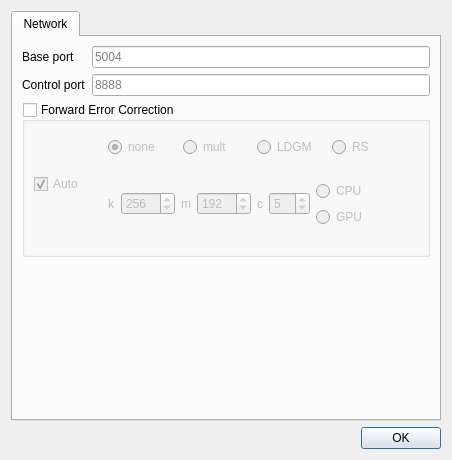
First picture: the form in gui/QT/ui/settings.ui, repository CESNET/UltraGrid, before the edit.
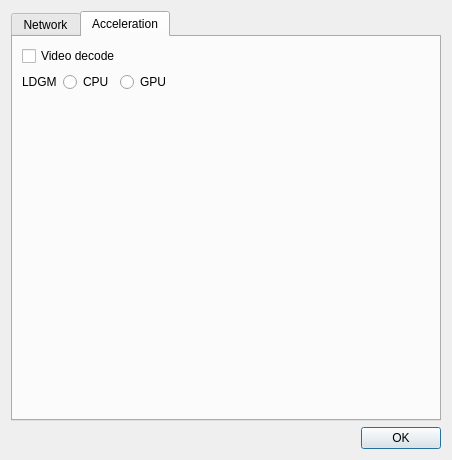
Second picture: the form after the edit. The open tabs and pages were chosen to show the change.

Commit message: GUI: Settings add acceleration tab

Diff of the .ui file:
```diff
--- a/gui/QT/ui/settings.ui
+++ b/gui/QT/ui/settings.ui
@@ -304,27 +304,6 @@
                      </property>
                     </widget>
                    </item>
-                   <item>
-                    <layout class="QVBoxLayout" name="verticalLayout_4">
-                     <property name="rightMargin">
-                      <number>5</number>
-                     </property>
-                     <item>
-                      <widget class="QRadioButton" name="ldgmAdvCpuRadio">
-                       <property name="text">
-                        <string>CPU</string>
-                       </property>
-                      </widget>
-                     </item>
-                     <item>
-                      <widget class="QRadioButton" name="ldgmAdvGpuRadio">
-                       <property name="text">
-                        <string>GPU</string>
-                       </property>
-                      </widget>
-                     </item>
-                    </layout>
-                   </item>
                   </layout>
                  </widget>
                  <widget class="QWidget" name="page_2">
@@ -402,6 +381,45 @@
        </item>
       </layout>
      </widget>
+     <widget class="QWidget" name="accelTab">
+      <attribute name="title">
+       <string>Acceleration</string>
+      </attribute>
+      <layout class="QFormLayout" name="formLayout_2">
+       <item row="0" column="0">
+        <widget class="QCheckBox" name="decodeAccelCheck">
+         <property name="text">
+          <string>Video decode</string>
+         </property>
+        </widget>
+       </item>
+       <item row="2" column="0">
+        <layout class="QHBoxLayout" name="horizontalLayout">
+         <item>
+          <widget class="QLabel" name="label_5">
+           <property name="text">
+            <string>LDGM</string>
+           </property>
+          </widget>
+         </item>
+         <item>
+          <widget class="QRadioButton" name="ldgmCpuRadio">
+           <property name="text">
+            <string>CPU</string>
+           </property>
+          </widget>
+         </item>
+         <item>
+          <widget class="QRadioButton" name="ldgmGpuRadio">
+           <property name="text">
+            <string>GPU</string>
+           </property>
+          </widget>
+         </item>
+        </layout>
+       </item>
+      </layout>
+     </widget>
     </widget>
    </item>
    <item>
```
Left out of the diff: 2 changed lines with no effect on the pictures. The commit also changes 1 other file.
